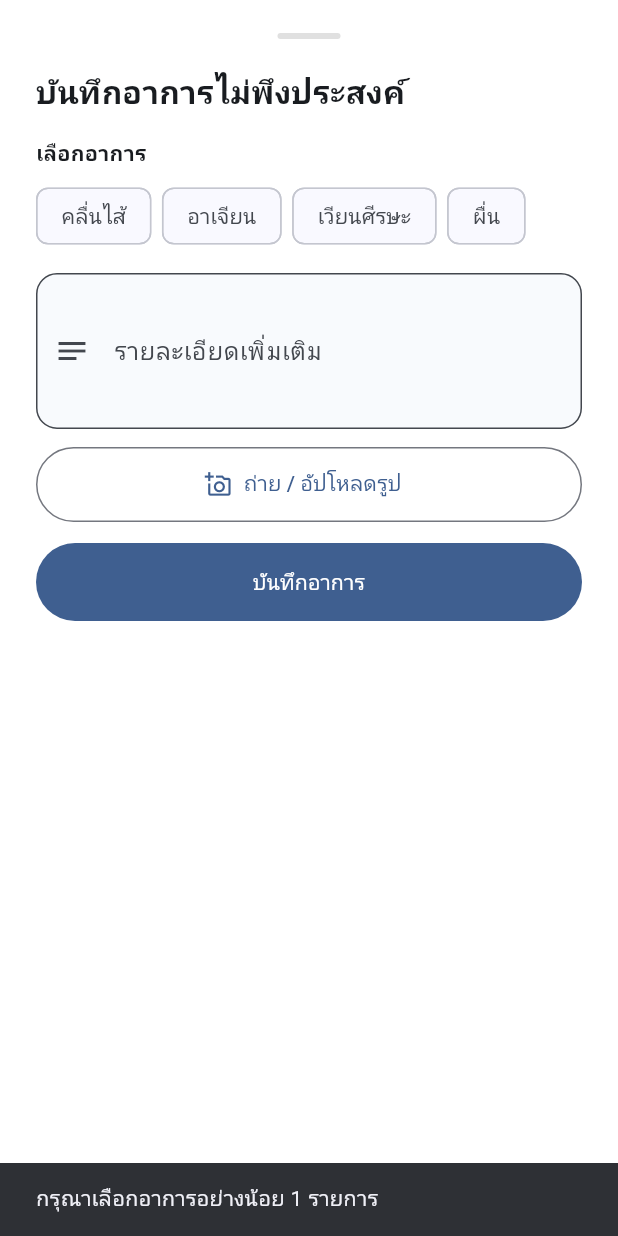
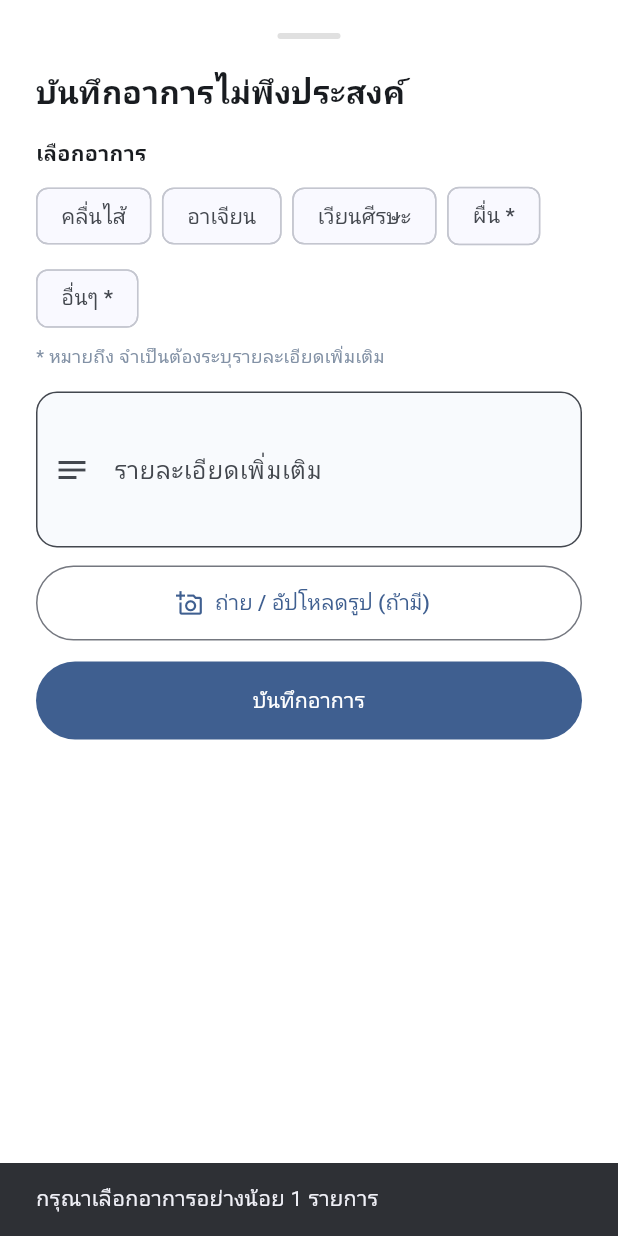
Before and after one commit to G3MS-Lab/MeDisp, a Flutter app: the _AllergyFormSheet widget shown alone on an empty page, opened directly, after a tap on "บันทึกอาการ", on a phone screen of 412 x 824 dp. Run offline on Flutter 3.47's test engine with Material 3 defaults, Android fonts, the light colour scheme and no system bars; our stand-ins replace flutter_secure_storage, image_picker, shared_preferences; missing offline and left inert: pointycastle; accounts and stored records are empty.

Commit message:
added required field in medical record

```diff
--- a/lib/screens/allergy_screen.dart
+++ b/lib/screens/allergy_screen.dart
@@ -167,30 +167,60 @@ class _AllergyFormSheetState extends State<_AllergyFormSheet> {
             Wrap(
                 spacing: 7,
                 runSpacing: 7,
-                children: ['คลื่นไส้', 'อาเจียน', 'เวียนศีรษะ', 'ผื่น']
+                children: const [
+                  ('คลื่นไส้', false),
+                  ('อาเจียน', false),
+                  ('เวียนศีรษะ', false),
+                  ('ผื่น', true),
+                  ('อื่นๆ', true),
+                ]
                     .map((item) => FilterChip(
-                        label: Text(item),
-                        selected: symptoms.contains(item),
+                        label: Text(item.$2 ? '${item.$1} *' : item.$1),
+                        selected: symptoms.contains(item.$1),
                         onSelected: (value) => setState(() => value
-                            ? symptoms.add(item)
-                            : symptoms.remove(item))))
+                            ? symptoms.add(item.$1)
+                            : symptoms.remove(item.$1))))
                     .toList()),
+            const SizedBox(height: 6),
+            Text(
+              '* หมายถึง จำเป็นต้องระบุรายละเอียดเพิ่มเติม',
+              style: TextStyle(
+                fontSize: 12,
+                color: (symptoms.contains('ผื่น') || symptoms.contains('อื่นๆ'))
+                    ? Colors.red.shade700
+                    : const Color(0xFF8291A5),
+                fontWeight:
+                    (symptoms.contains('ผื่น') || symptoms.contains('อื่นๆ'))
+                        ? FontWeight.w600
+                        : FontWeight.normal,
+              ),
+            ),
             const SizedBox(height: 14),
             TextField(
                 controller: description,
                 maxLines: 3,
-                decoration: const InputDecoration(
-                    labelText: 'รายละเอียดเพิ่มเติม',
-                    hintText: 'เช่น เกิดอาการหลังทานยาชนิดใดและนานเท่าไร',
-                    prefixIcon: Icon(Icons.notes_outlined))),
+                decoration: InputDecoration(
+                    labelText: (symptoms.contains('ผื่น') ||
+                            symptoms.contains('อื่นๆ'))
+                        ? 'รายละเอียดเพิ่มเติม * (จำเป็น)'
+                        : 'รายละเอียดเพิ่มเติม',
+                    labelStyle: TextStyle(
+                      color: (symptoms.contains('ผื่น') ||
+                              symptoms.contains('อื่นๆ'))
+                          ? Colors.red.shade700
+                          : null,
+                    ),
+                    hintText: (symptoms.contains('ผื่น') ||
+                            symptoms.contains('อื่นๆ'))
+                        ? 'จำเป็นต้องระบุรายละเอียด เช่น ลักษณะผื่นหรืออาการอื่นๆ'
+                        : 'เช่น เกิดอาการหลังทานยาชนิดใดและนานเท่าไร',
+                    prefixIcon: const Icon(Icons.notes_outlined))),
             const SizedBox(height: 12),
             OutlinedButton.icon(
                 onPressed: pickImage,
                 icon: const Icon(Icons.add_a_photo_outlined),
                 label: Text(imagePath == null
-                    ? symptoms.contains('ผื่น')
-                        ? 'ถ่าย / อัปโหลดรูปผื่น (จำเป็น)'
-                        : 'ถ่าย / อัปโหลดรูป'
+                    ? 'ถ่าย / อัปโหลดรูป (ถ้ามี)'
                     : 'แนบรูปแล้ว'),
                 style: OutlinedButton.styleFrom(
                     minimumSize: const Size.fromHeight(50))),
@@ -202,10 +232,16 @@ class _AllergyFormSheetState extends State<_AllergyFormSheet> {
                         content: Text('กรุณาเลือกอาการอย่างน้อย 1 รายการ')));
                     return;
                   }
-                  if (symptoms.contains('ผื่น') && imagePath == null) {
-                    ScaffoldMessenger.of(context).showSnackBar(const SnackBar(
-                        content:
-                            Text('เมื่อเลือกอาการผื่น กรุณาถ่ายหรือแนบรูป')));
+                  final needsDetails = symptoms.contains('ผื่น') ||
+                      symptoms.contains('อื่นๆ');
+                  if (needsDetails && description.text.trim().isEmpty) {
+                    final missingItems = [
+                      if (symptoms.contains('ผื่น')) 'ผื่น',
+                      if (symptoms.contains('อื่นๆ')) 'อื่นๆ',
+                    ].join(' หรือ ');
+                    ScaffoldMessenger.of(context).showSnackBar(SnackBar(
+                        content: Text(
+                            'เมื่อเลือกอาการ $missingItems กรุณาระบุรายละเอียดเพิ่มเติม')));
                     return;
                   }
                   Navigator.pop(
```
